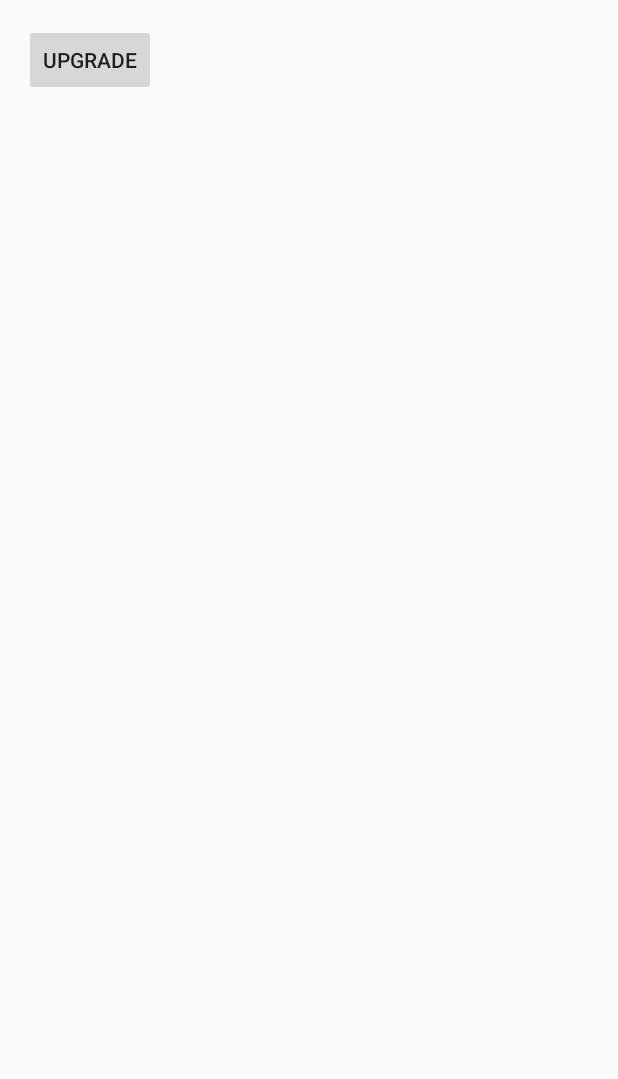
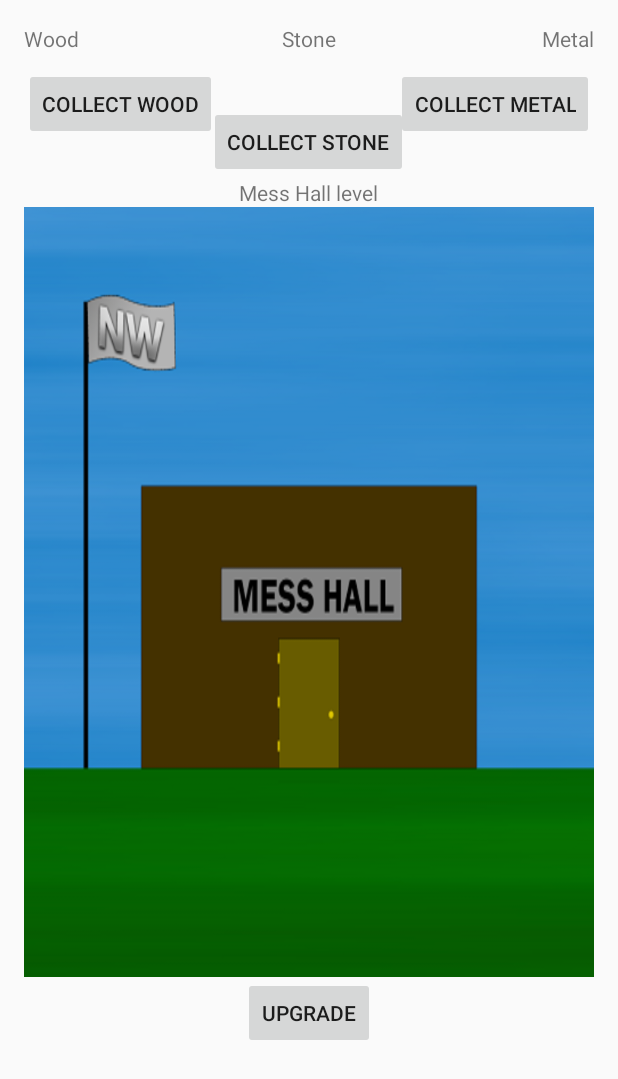
Before and after one commit to jdurbanek/NewWorld, an Android app: the layout activity_farm.xml on its own in the app's theme, with its tools: preview values and no code run, on a phone screen of 412 x 824 dp. Shown: the top 1079 px of the screen. Run offline under Robolectric (Android 15) with nearby library versions, the phone set to English and light mode, and no system bars.

Commit message:
barracks and mb can image changes on levelups

```diff
--- a/app/src/main/java/project/mobile/newworld/Buildings.java
+++ b/app/src/main/java/project/mobile/newworld/Buildings.java
@@ -26,7 +26,7 @@ public class Buildings {
         return this.barracks;
     }
 
-    public int getFarm(){
+    public int getMessHall(){
         return this.farm;
     }
 
@@ -36,7 +36,7 @@ public class Buildings {
     public void upgradeBarracks(){
         this.barracks++;
     }
-    public void upgradeFarm(){
+    public void upgradeMessHall(){
         this.farm++;
     }
 
@@ -47,7 +47,7 @@ public class Buildings {
     public void setBarracksLevel(int ammount){
         this.barracks = ammount;
     }
-    public void setFarmLevel(int ammount){
+    public void setMessHallLevel(int ammount){
         this.farm = ammount;
     }
 
--- a/app/src/main/res/layout/activity_farm.xml
+++ b/app/src/main/res/layout/activity_farm.xml
@@ -9,12 +9,99 @@
     android:paddingTop="@dimen/activity_vertical_margin"
     tools:context="project.mobile.newworld.Farm">
 
-    <Button
-        android:layout_width="wrap_content"
-        android:layout_height="wrap_content"
-        android:text="Upgrade"
-        android:id="@+id/upgradeF"
-        android:onClick="levelFarm"
-        />
+    <LinearLayout
+        android:orientation="vertical"
+        android:layout_width="match_parent"
+        android:layout_height="match_parent"
+        android:weightSum="1">
+
+        <RelativeLayout
+            android:layout_width="match_parent"
+            android:layout_height="29dp"
+            android:id="@+id/relativeLayout">
+
+            <TextView
+                android:layout_width="wrap_content"
+                android:layout_height="wrap_content"
+                android:text="Wood"
+                android:id="@+id/currWood"
+                android:layout_alignTop="@+id/currStone"
+                android:layout_alignParentStart="true" />
+
+            <TextView
+                android:layout_width="wrap_content"
+                android:layout_height="wrap_content"
+                android:text="Stone"
+                android:id="@+id/currStone"
+                android:layout_alignParentTop="true"
+                android:layout_centerHorizontal="true" />
+
+            <TextView
+                android:layout_width="wrap_content"
+                android:layout_height="wrap_content"
+                android:text="Metal"
+                android:id="@+id/currMetal"
+                android:layout_alignTop="@+id/currStone"
+                android:layout_alignParentEnd="true" />
+        </RelativeLayout>
+
+        <RelativeLayout
+            android:layout_width="match_parent"
+            android:layout_height="73dp"
+            android:layout_below="@+id/relativeLayout">
+
+            <Button
+                android:layout_width="wrap_content"
+                android:layout_height="wrap_content"
+                android:text="Collect Wood"
+                android:onClick="collectWood"
+                android:id="@+id/button3"
+                />
+            <Button
+                android:layout_width="wrap_content"
+                android:layout_height="wrap_content"
+                android:text="Collect Stone"
+                android:onClick="collectStone"
+                android:layout_alignParentBottom="true"
+                android:layout_centerHorizontal="true" />
+
+            <Button
+                android:layout_width="wrap_content"
+                android:layout_height="wrap_content"
+                android:text="Collect Metal"
+                android:id="@+id/colMaterial"
+                android:layout_gravity="center_horizontal"
+                android:onClick="collectMetal"
+                android:layout_alignBottom="@+id/button3"
+                android:layout_alignParentEnd="true" />
+
+        </RelativeLayout>
+
+        <TextView
+            android:layout_width="wrap_content"
+            android:layout_height="wrap_content"
+            android:text="Mess Hall level"
+            android:id="@+id/mhLevel"
+            android:layout_alignBaseline="@+id/button5"
+            android:layout_alignBottom="@+id/button5"
+            android:layout_centerHorizontal="true"
+            android:layout_gravity="center_horizontal" />
+
+        <ImageView
+            android:layout_width="wrap_content"
+            android:layout_height="351dp"
+            android:background="@drawable/woodmesshall"
+            android:id="@+id/messhall"
+            android:layout_weight="0.60" />
+
+        <Button
+            android:layout_width="wrap_content"
+            android:layout_height="wrap_content"
+            android:text="Upgrade"
+            android:id="@+id/upgradeMH"
+            android:onClick="levelMessHall"
+            android:layout_gravity="center_horizontal" />
+
+    </LinearLayout>
 
 </RelativeLayout>
```
Also changed, not shown: app/src/main/java/project/mobile/newworld/Farm.java (+24 -24 lines).
